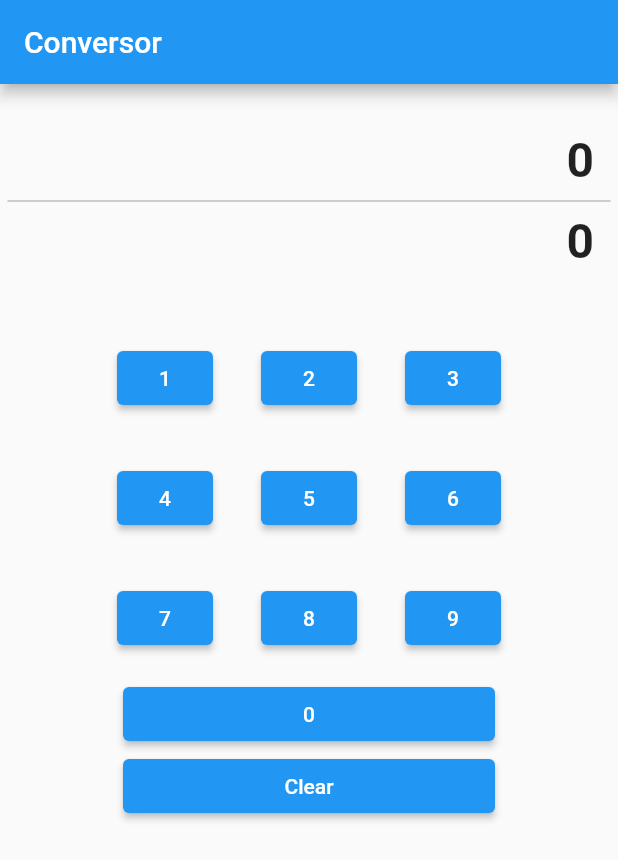
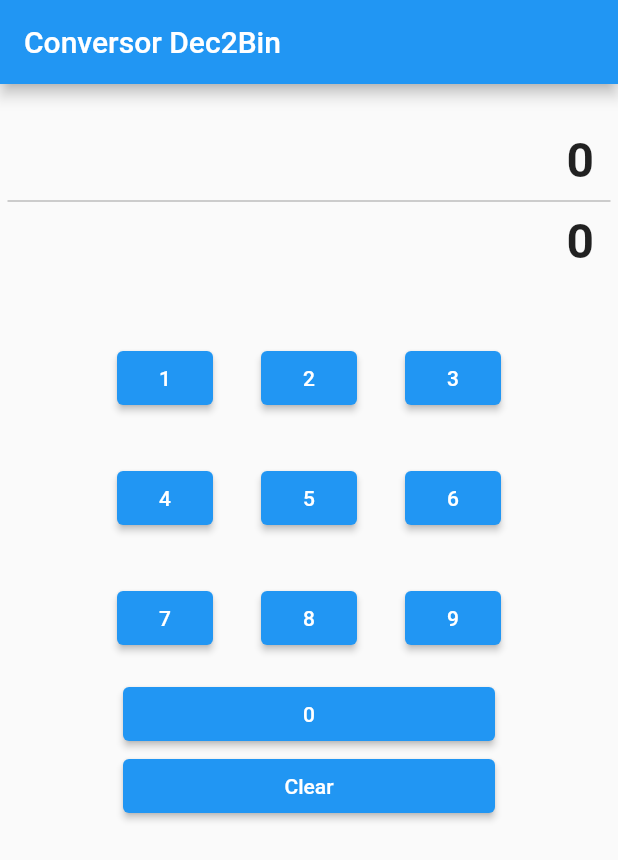
Before and after one commit to herasj/flutter-dec2bin, a Flutter app: the screen it shows after launch, on a phone screen of 412 x 824 dp. Shown: the top 860 px of the screen. Run offline on Flutter 3.47's test engine with Material 2 defaults, Android fonts, the phone set to English and light mode, and no system bars; our stand-ins replace fluttertoast.

Commit message:
style: new name

```diff
--- a/lib/main.dart
+++ b/lib/main.dart
@@ -10,7 +10,7 @@ class MyApp extends StatelessWidget {
       title: 'Conversor',
       home: Scaffold(
         appBar: AppBar(
-          title: Text('Conversor'),
+          title: Text('Conversor Dec2Bin'),
         ),
         body: Center(
           child: Input(),
```
Also changed, not shown: 1 other file.
